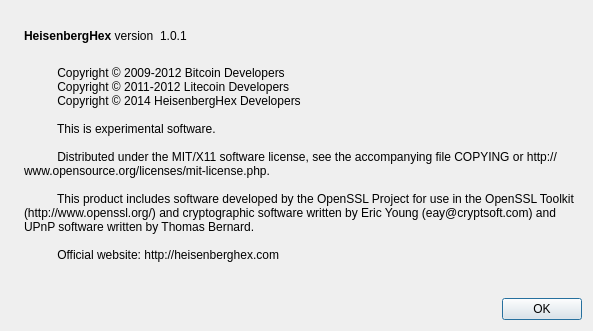
Old version of the form src/qt/forms/aboutdialog.ui in the repository HeisenbergCoin/HeisenbergHex.
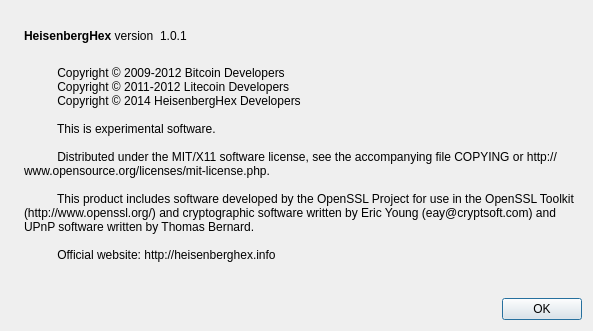
New version of the form. Icons and pictures are not drawn.

What changed in the file:
```diff
--- a/src/qt/forms/aboutdialog.ui
+++ b/src/qt/forms/aboutdialog.ui
@@ -105,7 +105,7 @@
 
           This product includes software developed by the OpenSSL Project for use in the OpenSSL Toolkit (http://www.openssl.org/) and cryptographic software written by Eric Young (eay@cryptsoft.com) and UPnP software written by Thomas Bernard.
 
-          Official website: http://heisenberghex.com
+          Official website: http://heisenberghex.info
         </string>
        </property>
        <property name="wordWrap">
```
